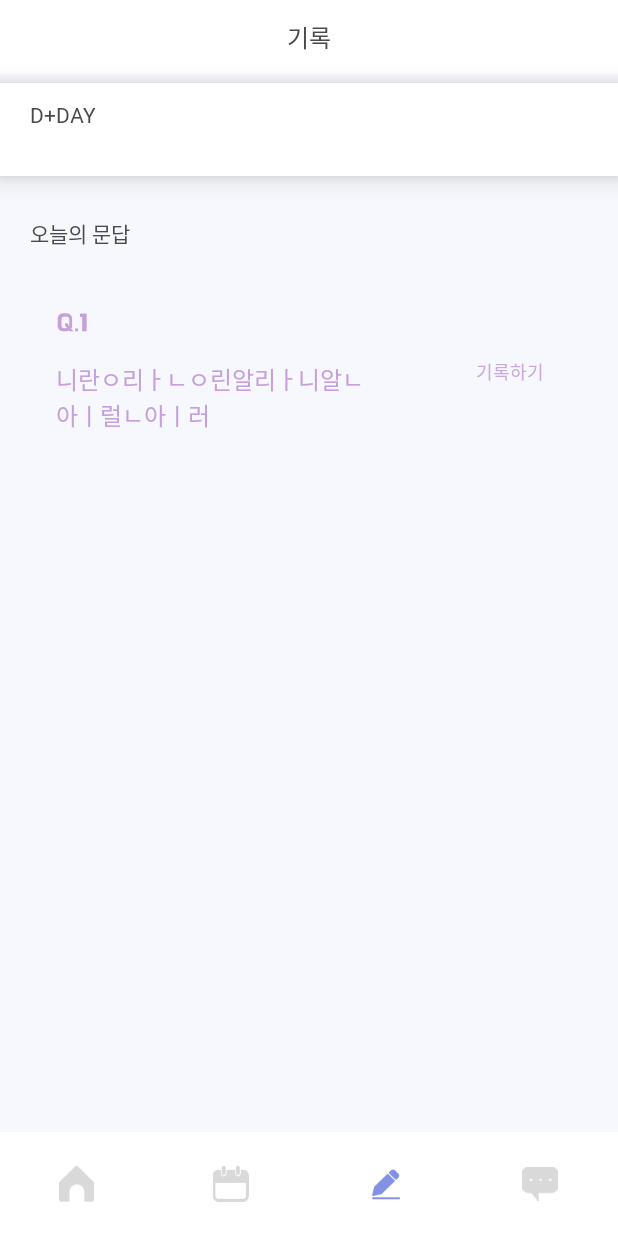
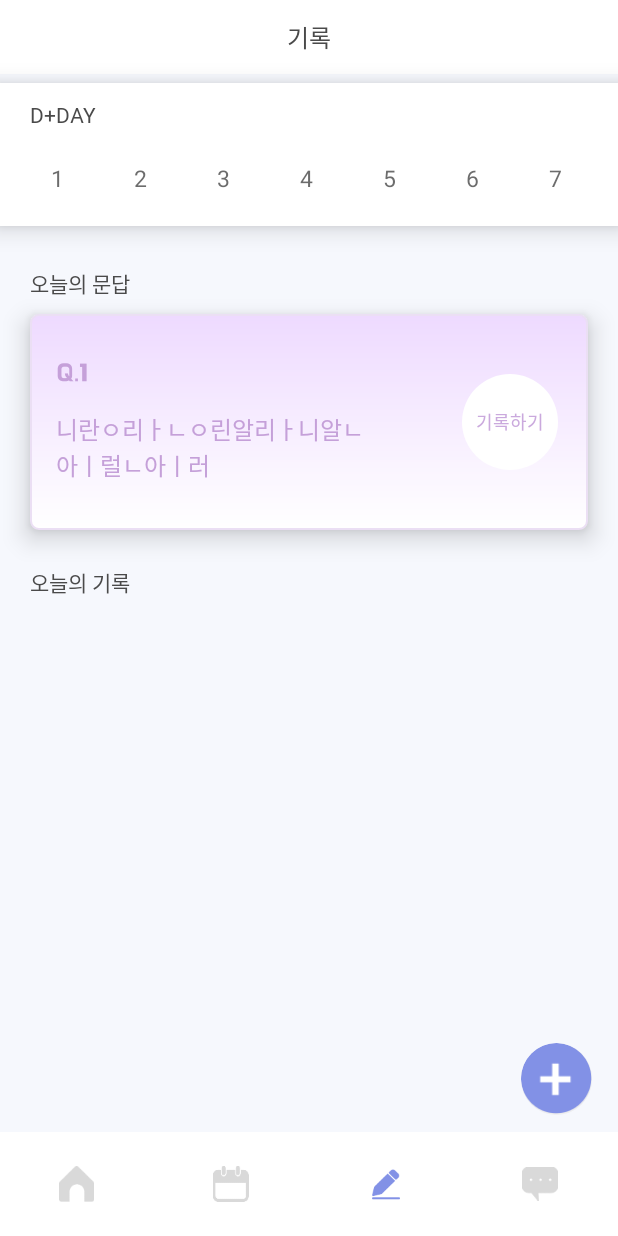
Before and after one commit to HyeRyoung98/IHuAe, an Android app: the screen it shows after launch (MainActivity), item 3 of the bottom bar chosen, on a phone screen of 412 x 824 dp. Run offline under Robolectric (Android 15) with nearby library versions, the phone set to English and light mode, and no system bars.

Commit message:
add weeklyadapter

```diff
--- a/app/src/main/java/com/example/ihuae/Diary/DiaryFragment.java
+++ b/app/src/main/java/com/example/ihuae/Diary/DiaryFragment.java
@@ -6,10 +6,13 @@ import android.view.View;
 import android.view.ViewGroup;
 
 import androidx.fragment.app.Fragment;
+import androidx.recyclerview.widget.LinearLayoutManager;
+
 import com.example.ihuae.databinding.FragmentDiaryBinding;
 
 public class DiaryFragment extends Fragment {
     private FragmentDiaryBinding binding;
+    private WeeklyAdapter weeklyAdapter;
 
     public View onCreateView(LayoutInflater inflater, ViewGroup container, Bundle savedInstanceState) {
         binding = FragmentDiaryBinding.inflate(LayoutInflater.from(getContext()), container, false);
@@ -25,6 +28,10 @@ public class DiaryFragment extends Fragment {
 
     private void init(){
         binding.toolbar.tvTile.setText("기록");
+
+        weeklyAdapter = new WeeklyAdapter(getContext());
+        binding.dDayRecycler.setAdapter(weeklyAdapter);
+        binding.dDayRecycler.setLayoutManager(new LinearLayoutManager(getContext(), LinearLayoutManager.HORIZONTAL, false));
     }
 
     @Override
--- /dev/null
+++ b/app/src/main/java/com/example/ihuae/Diary/WeeklyAdapter.java
@@ -0,0 +1,44 @@
+package com.example.ihuae.Diary;
+
+import android.content.Context;
+import android.view.LayoutInflater;
+import android.view.ViewGroup;
+
+import androidx.annotation.NonNull;
+import androidx.recyclerview.widget.RecyclerView;
+import com.example.ihuae.databinding.ItemWeeklyBinding;
+
+import java.util.ArrayList;
+
+public class WeeklyAdapter extends RecyclerView.Adapter<WeeklyAdapter.itemVH> {
+
+    private Context mContext;
+    public WeeklyAdapter(Context context){
+        this.mContext = context;
+    }
+
+    @NonNull
+    @Override
+    public itemVH onCreateViewHolder(@NonNull ViewGroup parent, int viewType) {
+        return new itemVH(ItemWeeklyBinding.inflate(LayoutInflater.from(mContext), parent, false));
+    }
+
+    @Override
+    public void onBindViewHolder(@NonNull itemVH holder, int position) {
+        holder.binding.tvDDay.setText(position+1+"");
+        //todo 아이콘 적용, 투명도 조절 적용, 글씨체 변경 적용, 디데이 불러오기 필요
+    }
+
+    @Override
+    public int getItemCount() {
+        return 30;
+    }
+
+    public class itemVH extends RecyclerView.ViewHolder {
+        public ItemWeeklyBinding binding;
+        public itemVH(ItemWeeklyBinding binding) {
+            super(binding.getRoot());
+            this.binding = binding;
+        }
+    }
+}
--- /dev/null
+++ b/app/src/main/res/drawable/bg_today_qes_gradient_purple.xml
@@ -0,0 +1,15 @@
+<?xml version="1.0" encoding="utf-8"?>
+<layer-list xmlns:android="http://schemas.android.com/apk/res/android">
+    <item>
+        <shape xmlns:android="http://schemas.android.com/apk/res/android"
+            android:shape="rectangle">
+            <corners android:radius="5dp"/>
+            <stroke android:width="1dp" android:color="#EBDFF4"/>
+            <gradient
+                android:type="linear"
+                android:angle="90"
+                android:endColor="#FFEEDAFF"
+                android:startColor="@color/white"/>
+        </shape>
+    </item>
+</layer-list>
--- /dev/null
+++ b/app/src/main/res/drawable/bg_white_circle.xml
@@ -0,0 +1,6 @@
+<?xml version="1.0" encoding="utf-8"?>
+<shape xmlns:android="http://schemas.android.com/apk/res/android"
+    android:shape="oval">
+    <solid android:color="@color/white"/>
+
+</shape>
--- a/app/src/main/res/layout/fragment_diary.xml
+++ b/app/src/main/res/layout/fragment_diary.xml
@@ -2,6 +2,7 @@
 <LinearLayout xmlns:android="http://schemas.android.com/apk/res/android"
     android:layout_width="match_parent"
     android:layout_height="match_parent"
+    xmlns:app="http://schemas.android.com/apk/res-auto"
     android:orientation="vertical"
     android:background="@color/background_gray_f6f8fd">
     <include
@@ -34,7 +35,9 @@
         android:layout_height="match_parent"
         android:orientation="vertical"
         android:paddingHorizontal="20dp"
-        android:paddingTop="27dp">
+        android:paddingTop="27dp"
+        android:clipToPadding="false"
+        android:clipChildren="false">
         <TextView
             android:layout_width="wrap_content"
             android:layout_height="wrap_content"
@@ -44,10 +47,14 @@
             android:fontFamily="@font/spoqa_han_sans_neo_bold"
             android:textSize="14dp"/>
         <LinearLayout
+            android:id="@+id/layoutQes"
             android:layout_width="match_parent"
             android:layout_height="144dp"
+            android:layout_marginBottom="24dp"
             android:orientation="horizontal"
-            android:gravity="center_vertical">
+            android:gravity="center_vertical"
+            android:background="@drawable/bg_today_qes_gradient_purple"
+            android:translationZ="10dp">
             <LinearLayout
                 android:layout_width="0dp"
                 android:layout_weight="1"
@@ -75,14 +82,51 @@
                     android:fontFamily="@font/spoqa_han_sans_neo_medium"/>
             </LinearLayout>
             <TextView
+                android:id="@+id/btnReport"
                 android:layout_width="64dp"
                 android:layout_height="64dp"
                 android:gravity="center"
                 android:layout_marginRight="20dp"
                 android:text="기록하기"
                 android:textSize="12dp"
-                android:textColor="#CAA9DD"/>
+                android:textColor="#CAA9DD"
+                android:fontFamily="@font/spoqa_han_sans_neo_medium"
+                android:background="@drawable/bg_white_circle" />
         </LinearLayout>
+
+        <TextView
+            android:layout_width="wrap_content"
+            android:layout_height="wrap_content"
+            android:layout_marginBottom="14dp"
+            android:text="오늘의 기록"
+            android:textColor="@color/font_main_4A4A4A"
+            android:fontFamily="@font/spoqa_han_sans_neo_bold"
+            android:textSize="14dp"/>
+        <RelativeLayout
+            android:layout_width="match_parent"
+            android:layout_height="match_parent"
+            android:layout_marginBottom="11dp">
+            <androidx.recyclerview.widget.RecyclerView
+                android:id="@+id/noteRecycler"
+                android:layout_width="match_parent"
+                android:layout_height="wrap_content"/>
+            <androidx.cardview.widget.CardView
+                android:id="@+id/btnAddNote"
+                android:layout_width="47.5dp"
+                android:layout_height="48dp"
+                android:layout_marginRight="-2.5dp"
+                android:layout_alignParentRight="true"
+                android:layout_alignParentBottom="true"
+                app:cardCornerRadius="50dp"
+                app:cardElevation="0dp">
+                <ImageView
+                    android:layout_width="match_parent"
+                    android:layout_height="match_parent"
+                    android:src="@drawable/btn_add_note"/>
+            </androidx.cardview.widget.CardView>
+
+        </RelativeLayout>
+
     </LinearLayout>
 
 
--- /dev/null
+++ b/app/src/main/res/layout/item_weekly.xml
@@ -0,0 +1,25 @@
+<?xml version="1.0" encoding="utf-8"?>
+<RelativeLayout xmlns:android="http://schemas.android.com/apk/res/android"
+    android:layout_width="33dp"
+    android:layout_height="33dp"
+    android:layout_marginLeft="22dp">
+    <ImageView
+        android:id="@+id/ivIcon"
+        android:layout_width="wrap_content"
+        android:layout_height="wrap_content"
+        android:layout_centerInParent="true"
+        android:scaleType="center"/>
+    <TextView
+        android:id="@+id/tvDDay"
+        android:layout_width="wrap_content"
+        android:layout_height="wrap_content"
+        android:layout_centerInParent="true"
+        android:text="1"
+        android:textSize="15dp"
+        android:textColor="@color/font_weekly_2D2D2D"/>
+    <View
+        android:id="@+id/transView"
+        android:layout_width="match_parent"
+        android:layout_height="match_parent"
+        android:background="#4DFFFFFF"/>
+</RelativeLayout>
--- a/app/src/main/res/values/colors.xml
+++ b/app/src/main/res/values/colors.xml
@@ -19,4 +19,5 @@
     <color name="font_gray_B3B3B3">#FFB3B3B3</color>
     <color name="font_gray_A8A8A8">#FFA8A8A8</color>
     <color name="font_chat_F8FAFF">#FFF8FAFF</color>
+    <color name="font_weekly_2D2D2D">#FF2D2D2D</color>
 </resources>
```
Also changed, not shown: app/src/main/res/drawable-hdpi/btn_add_note.png (added), app/src/main/res/drawable-xhdpi/btn_add_note.png (added), app/src/main/res/drawable-xxhdpi/btn_add_note.png (added), app/src/main/res/drawable-xxxhdpi/btn_add_note.png (added).
